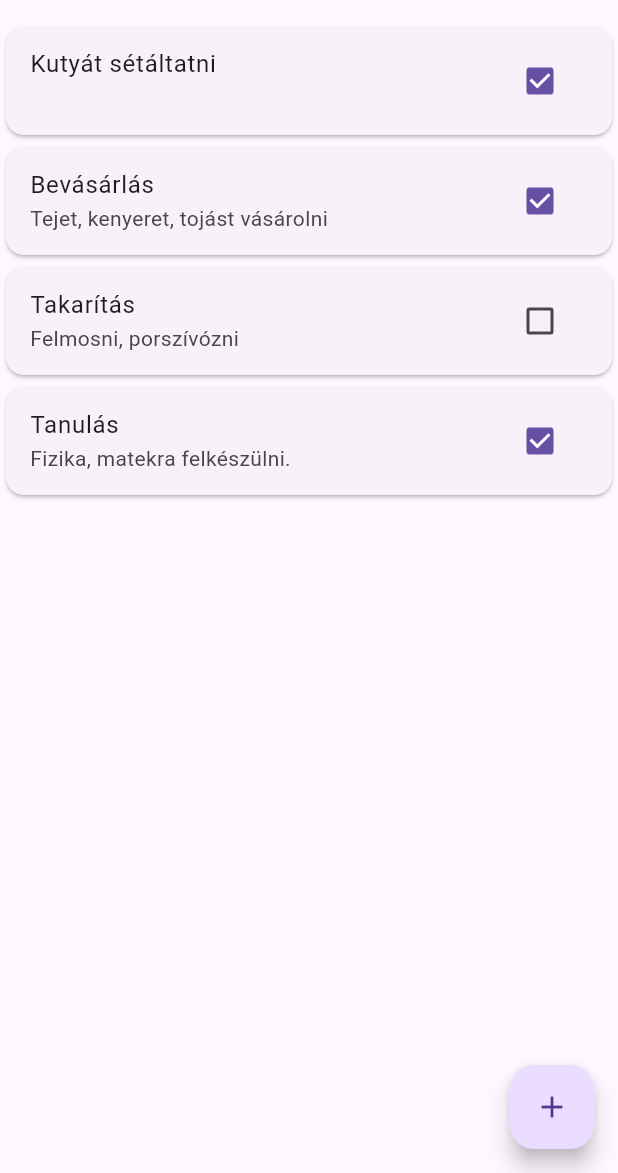
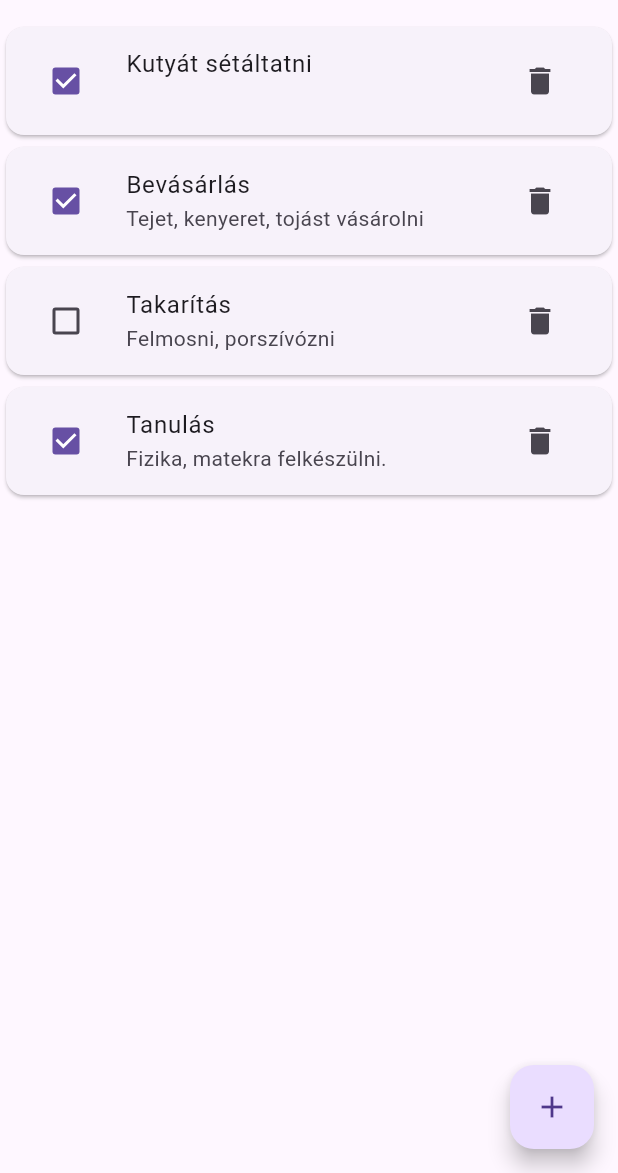
Before and after one commit to pistii/ToDo, a Flutter app: the screen it shows after launch, on a phone screen of 412 x 824 dp, the part 63-1236 px from its top. Run offline on Flutter 3.47's test engine with Material 3 defaults, Android fonts, the phone set to English and light mode, and no system bars.

Commit message:
Delete todo

```diff
--- a/lib/MainView.dart
+++ b/lib/MainView.dart
@@ -12,15 +12,15 @@ class HomeScreen extends StatefulWidget {
 
 class _HomeScreenState extends State<HomeScreen> {
 
-  late TodoProvider todoStorage;
+  late TodoProvider todoProvider;
   late List<Todo> todos;
 
   @override
   void initState() {
     // TODO: implement initState
     super.initState();
-    TodoProvider todoProvider = TodoProvider();
-    todos = todoProvider.getTodos();
+    todoProvider = TodoProvider();
+    //todos = todoProvider.getTodos();
   }
   /*
   pass data to other route:
@@ -40,17 +40,22 @@ class _HomeScreenState extends State<HomeScreen> {
         itemBuilder: (context, index) {
           return Card(
             child: ListTile(
-              title: Text(todos[index].title),
-              subtitle: Text(todos[index].description ?? ''),
-              trailing: Checkbox(
+              leading: Checkbox(
                 onChanged: (bool? value) {
                   setState(() {
-                    print('pressed btn');
                     todos[index].isDone = !todos[index].isDone!;
                   });
                 },
                 value: todos[index].isDone,
                 tristate: true,
+              ),
+              title: Text(todos[index].title),
+              subtitle: Text(todos[index].description ?? ''),
+              trailing: IconButton(
+                icon: const Icon(Icons.delete),
+                onPressed: () {
+                  Provider.of<TodoProvider>(context, listen: false).deleteTodo(index);
+                },
               ),
             ),
           );
```
Also changed, not shown: lib/data/TodoStorage.dart (+14 -0 lines).
